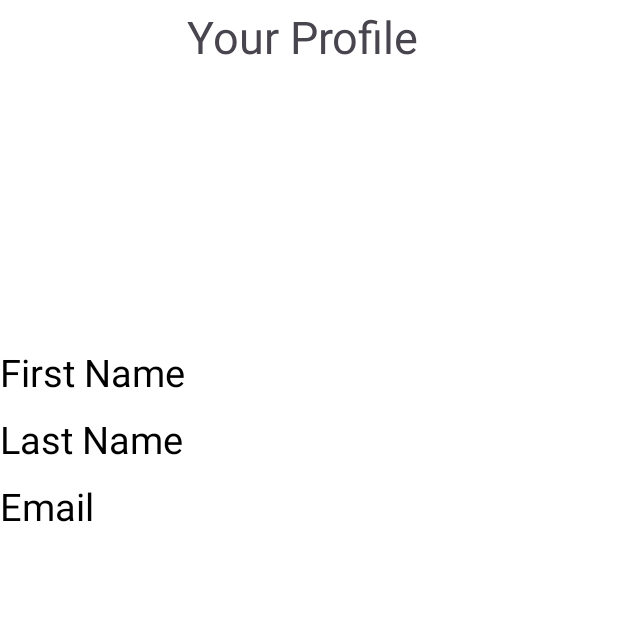
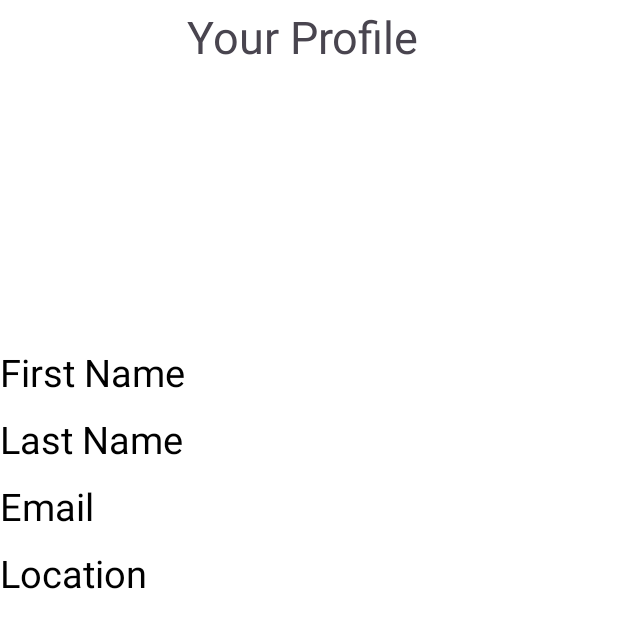
Before and after one commit to Ely6899/FrontCare, an Android app: the layout activity_profile.xml on its own in the app's theme, with its tools: preview values and no code run, on a phone screen of 412 x 824 dp. Shown: the top 628 px of the screen. Run offline under Robolectric (Android 15) with nearby library versions, the phone set to English and light mode, and no system bars.

Commit message:
Cleaned code and fixed profile bug

```diff
--- a/app/src/main/AndroidManifest.xml
+++ b/app/src/main/AndroidManifest.xml
@@ -13,7 +13,7 @@
         android:theme="@style/Theme.FrontCareProject"
         tools:targetApi="31">
         <activity
-            android:name=".SoldierProfile"
+            android:name=".Profile"
             android:exported="false" />
         <activity
             android:name=".LoginActivity"
--- a/app/src/main/java/com/example/frontcareproject/LoginActivity.kt
+++ b/app/src/main/java/com/example/frontcareproject/LoginActivity.kt
@@ -5,11 +5,13 @@ import android.widget.TextView
 import androidx.appcompat.app.AppCompatActivity
 
 class LoginActivity : AppCompatActivity() {
+    private lateinit var typeText: TextView
+
     override fun onCreate(savedInstanceState: Bundle?) {
         super.onCreate(savedInstanceState)
         setContentView(R.layout.activity_login)
 
-        val typeText = findViewById<TextView>(R.id.tvLoginType)
+        typeText = findViewById(R.id.tvLoginType)
 
         val extras = intent.extras
         if (extras != null) {
--- a/app/src/main/res/layout/activity_soldier_profile.xml
+++ b/app/src/main/res/layout/activity_profile.xml
@@ -5,7 +5,7 @@
     android:layout_width="match_parent"
     android:layout_height="match_parent"
     android:background="@color/design_default_color_on_primary"
-    tools:context=".SoldierProfile">
+    tools:context=".Profile">
 
     <TextView
         android:id="@+id/SoldierProfileTitle"
@@ -41,14 +41,14 @@
         tools:layout_editor_absoluteX="0dp">
 
         <TableRow
-            android:id="@+id/SoldierFirstNameRow"
+            android:id="@+id/FirstNameRow"
             android:layout_width="match_parent"
             android:layout_height="wrap_content"
 
             android:layout_marginBottom="10dp">
 
             <TextView
-                android:id="@+id/tvSoldierProfileFirstName"
+                android:id="@+id/tvProfileFirstName"
                 android:layout_width="wrap_content"
                 android:layout_height="wrap_content"
 
@@ -60,7 +60,7 @@
             </TextView>
 
             <TextView
-                android:id="@+id/ShowSoldierProfileFirstName"
+                android:id="@+id/ShowProfileFirstName"
                 android:layout_height="wrap_content"
 
                 android:text=""
@@ -73,7 +73,7 @@
         </TableRow>
 
         <TableRow
-            android:id="@+id/SoldierLastNameRow"
+            android:id="@+id/LastNameRow"
             android:layout_width="match_parent"
             android:layout_height="wrap_content"
             android:layout_marginBottom="10dp">
@@ -91,7 +91,7 @@
             </TextView>
 
             <TextView
-                android:id="@+id/ShowSoldierProfileLastName"
+                android:id="@+id/ShowProfileLastName"
                 android:layout_width="match_parent"
                 android:layout_height="wrap_content"
 
@@ -106,12 +106,14 @@
         </TableRow>
 
         <TableRow
-            android:id="@+id/SoldierEmailRow"
+            android:id="@+id/EmailRow"
             android:layout_width="match_parent"
-            android:layout_height="wrap_content">
+            android:layout_height="wrap_content"
+            android:layout_marginBottom="10dp"
+            >
 
             <TextView
-                android:id="@+id/tvSoldierProfileEmail"
+                android:id="@+id/tvProfileEmail"
                 android:layout_width="wrap_content"
                 android:layout_height="wrap_content"
 
@@ -123,7 +125,7 @@
             </TextView>
 
             <TextView
-                android:id="@+id/ShowSoldierProfileEmail"
+                android:id="@+id/ShowProfileEmail"
                 android:layout_width="wrap_content"
                 android:layout_height="wrap_content"
 
@@ -134,6 +136,36 @@
 
             </TextView>
 
+        </TableRow>
+
+        <TableRow
+            android:id="@+id/LocationRow"
+            android:layout_width="match_parent"
+            android:layout_height="wrap_content">
+
+            <TextView
+                android:id="@+id/ProfileLocation"
+                android:layout_width="wrap_content"
+                android:layout_height="wrap_content"
+
+                android:text="@string/register_location"
+                android:textSize="25sp"
+                android:textColor="@color/black"
+                >
+
+            </TextView>
+
+            <TextView
+                android:id="@+id/ShowProfileLocation"
+                android:layout_width="wrap_content"
+                android:layout_height="wrap_content"
+
+                android:text=""
+                android:textSize="25sp"
+                android:textColor="@color/black"
+                android:textAlignment="center">
+
+            </TextView>
 
         </TableRow>
     </TableLayout>
--- a/app/src/main/res/values/strings.xml
+++ b/app/src/main/res/values/strings.xml
@@ -13,7 +13,7 @@
     <string name="register_email">Email</string>
     <string name="register_username">UserName</string>
     <string name="register_password">Password</string>
-    <string name="register_donation_location_only_if_donor">Donation location(Only if donor)</string>
+    <string name="register_location">Location</string>
     <string name="register_button_register">Register</string>
     <string name="login_login">Login</string>
     <string name="log_in_welcome">Logging in as %s</string>
```
Also changed, not shown: app/src/main/java/com/example/frontcareproject/MainActivity.kt (+13 -5 lines), app/src/main/java/com/example/frontcareproject/Profile.kt (added, +41 -0 lines), app/src/main/java/com/example/frontcareproject/RegisterActivity.kt (+65 -33 lines), app/src/main/java/com/example/frontcareproject/SoldierProfile.kt (deleted, +0 -27 lines), app/src/main/res/layout/activity_register.xml (+4 -4 lines).
